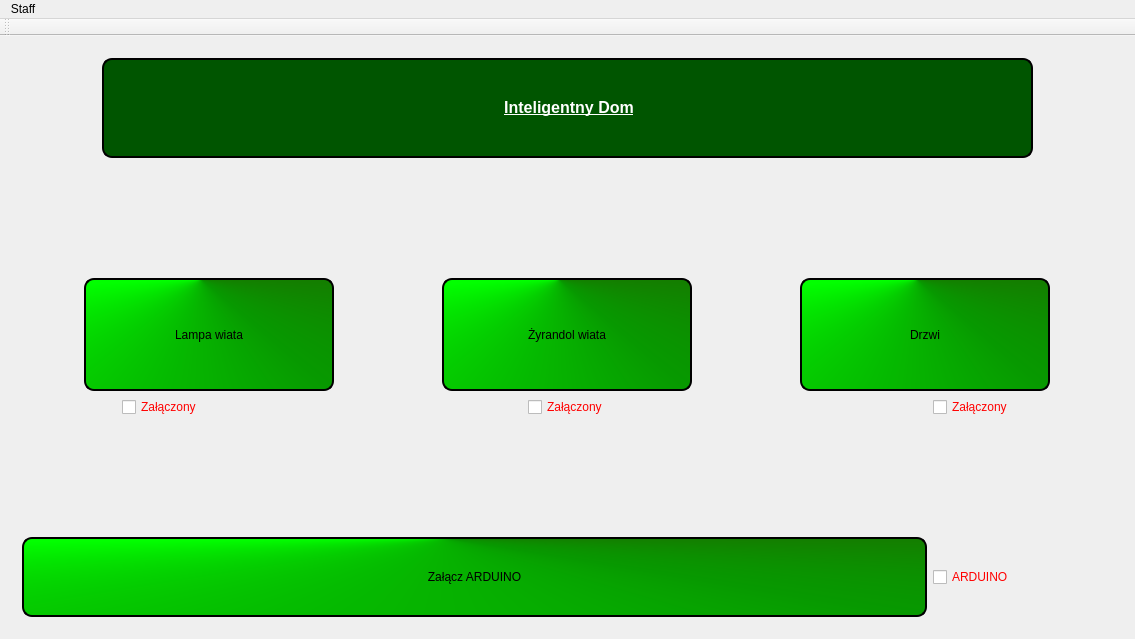
Old version of the form MainWindow.ui in the repository xxBeWolfxx/house_manager.
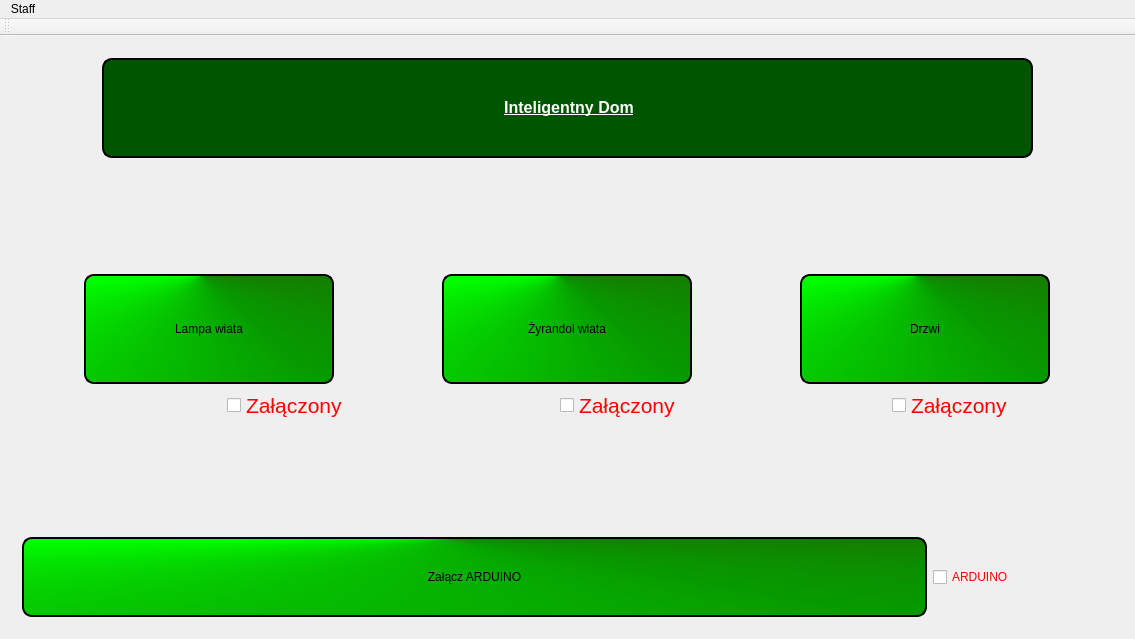
New version of the form.

Diff of the .ui file:
```diff
--- a/MainWindow.ui
+++ b/MainWindow.ui
@@ -149,7 +149,7 @@
               <enum>Qt::Horizontal</enum>
              </property>
              <property name="sizeType">
-              <enum>QSizePolicy::Fixed</enum>
+              <enum>QSizePolicy::MinimumExpanding</enum>
              </property>
              <property name="sizeHint" stdset="0">
               <size>
@@ -169,6 +169,11 @@
                  <verstretch>0</verstretch>
                 </sizepolicy>
                </property>
+               <property name="font">
+                <font>
+                 <pointsize>16</pointsize>
+                </font>
+               </property>
                <property name="layoutDirection">
                 <enum>Qt::LeftToRight</enum>
                </property>
@@ -177,8 +182,8 @@
                </property>
                <property name="iconSize">
                 <size>
-                 <width>40</width>
-                 <height>40</height>
+                 <width>50</width>
+                 <height>50</height>
                 </size>
                </property>
                <property name="checkable">
@@ -197,7 +202,7 @@
               <enum>Qt::Horizontal</enum>
              </property>
              <property name="sizeType">
-              <enum>QSizePolicy::MinimumExpanding</enum>
+              <enum>QSizePolicy::Expanding</enum>
              </property>
              <property name="sizeHint" stdset="0">
               <size>
@@ -217,6 +222,11 @@
                  <verstretch>0</verstretch>
                 </sizepolicy>
                </property>
+               <property name="font">
+                <font>
+                 <pointsize>16</pointsize>
+                </font>
+               </property>
                <property name="layoutDirection">
                 <enum>Qt::LeftToRight</enum>
                </property>
@@ -242,7 +252,7 @@
               <enum>Qt::Horizontal</enum>
              </property>
              <property name="sizeType">
-              <enum>QSizePolicy::MinimumExpanding</enum>
+              <enum>QSizePolicy::Expanding</enum>
              </property>
              <property name="sizeHint" stdset="0">
               <size>
@@ -262,6 +272,11 @@
                  <verstretch>0</verstretch>
                 </sizepolicy>
                </property>
+               <property name="font">
+                <font>
+                 <pointsize>16</pointsize>
+                </font>
+               </property>
                <property name="layoutDirection">
                 <enum>Qt::LeftToRight</enum>
                </property>
@@ -282,7 +297,7 @@
                 <enum>Qt::Horizontal</enum>
                </property>
                <property name="sizeType">
-                <enum>QSizePolicy::Fixed</enum>
+                <enum>QSizePolicy::MinimumExpanding</enum>
                </property>
                <property name="sizeHint" stdset="0">
                 <size>
```
Left out of the diff: 2 changed lines with no effect on the pictures.
